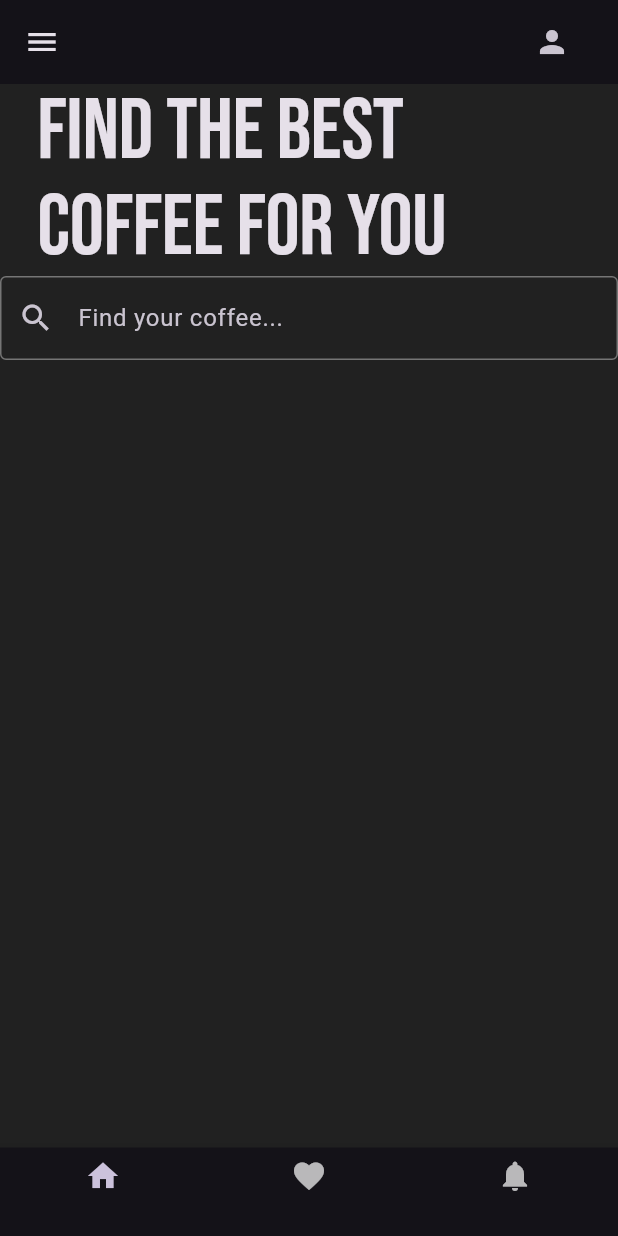
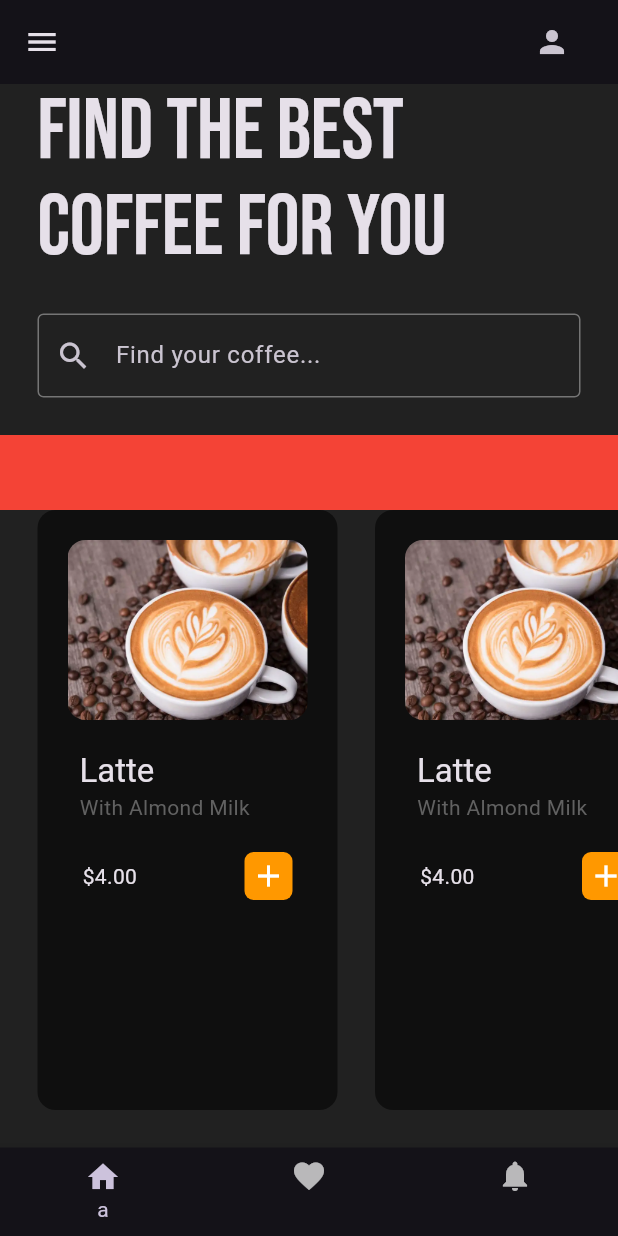
Before and after one commit to Ozm0z/coffeeAppUI_Clone, a Flutter app: the screen it shows after launch, on a phone screen of 412 x 824 dp. Run offline on Flutter 3.47's test engine with Material 3 defaults, Android fonts, the phone set to English and light mode, and no system bars; our stand-ins replace google_fonts.

Commit message:
Genel geliştirmeler yapıldı
Padding düzeltmeleri
coffee_tile düzeltmeleri yapıldı

```diff
--- a/coffee_app_ui_clone/lib/main.dart
+++ b/coffee_app_ui_clone/lib/main.dart
@@ -15,7 +15,7 @@ class MyApp extends StatelessWidget {
       debugShowCheckedModeBanner: false,
       title: 'Flutter Demo',
       theme: ThemeData(
-        //colorScheme: const ColorScheme.dark().copyWith(primary: ThemeColors.primaryColorOrange),
+        primarySwatch: Colors.orange, //olmuyo hala
         colorScheme: ThemeData.dark().colorScheme.copyWith(primary: ThemeColors.primaryColorOrange),
         brightness: Brightness.dark,
       )
--- a/coffee_app_ui_clone/lib/pages/home_page.dart
+++ b/coffee_app_ui_clone/lib/pages/home_page.dart
@@ -1,4 +1,5 @@
 import 'package:coffee_app_ui_clone/product/language/language_items.dart';
+import 'package:coffee_app_ui_clone/util/coffee_tile.dart';
 import 'package:flutter/material.dart';
 import 'package:google_fonts/google_fonts.dart';
 
@@ -42,13 +43,15 @@ class _HomePageState extends State<HomePage> {
                 //Theme.of(context).textTheme.displaySmall,
                 ),
           ),
-          const SizedBox(),
+          const SizedBox(height: 25),
 
           //SearchBar
-          TextField(
+          Padding(
+            padding: PaddingUtility.pagePaddingHorizontal,
+            child: TextField(
               decoration: InputDecoration(
                 hintText: LanguageItems().homeSearchHint,
-              prefixIcon: const Icon(Icons.search_outlined), //değişecek odakta böyle olacak
+                prefixIcon: const Icon(Icons.search_outlined), //değişecek odakta turuncu olacak
                 //prefixIconColor: ColorsUtility.themeOrange,
                 enabledBorder: OutlineInputBorder(
                     borderSide: BorderSide(color: ColorsUtility.themeGreyShade600)), //tıklamadanki border
@@ -58,6 +61,19 @@ class _HomePageState extends State<HomePage> {
                 ),
               ),
             ),
+          ),
+          const SizedBox(height: 25),
+
+          Container(
+            height: 50,
+            color: Colors.red,
+          ),
+
+          Expanded(
+              child: ListView(
+            scrollDirection: Axis.horizontal,
+            children: const [CoffeeTile(), CoffeeTile(), CoffeeTile()],
+          ))
         ],
       ),
       bottomNavigationBar: const _BottomNavBar(),
@@ -71,7 +87,7 @@ class _BottomNavBar extends StatelessWidget {
   @override
   Widget build(BuildContext context) {
     return BottomNavigationBar(items: const [
-      BottomNavigationBarItem(icon: Icon(Icons.home), label: ''),
+      BottomNavigationBarItem(icon: Icon(Icons.home), label: 'a'),
       BottomNavigationBarItem(icon: Icon(Icons.favorite), label: ''),
       BottomNavigationBarItem(icon: Icon(Icons.notifications), label: ''),
     ]);
@@ -80,13 +96,20 @@ class _BottomNavBar extends StatelessWidget {
 
 class ColorsUtility {
   static Color? backGroundMain = Colors.grey[900];
+  static Color? cardText = Colors.grey[700];
+  static Color themeGrey = Colors.grey;
   static Color themeOrange = Colors.orange;
   static Color themeGreyShade600 = Colors.grey.shade600;
+  static Color? cardColor = Colors.black54;
 }
 
 class PaddingUtility {
   static const pagePaddingRight = EdgeInsets.only(right: 20);
+  static const pagePaddingAll = EdgeInsets.all(20);
+  static const pagePaddingAll4 = EdgeInsets.all(4);
   static const pagePaddingHorizontal = EdgeInsets.symmetric(horizontal: 25);
+  static const pagePaddingVertHoriz = EdgeInsets.symmetric(vertical: 20, horizontal: 8);
+  static const pagePaddingCard = EdgeInsets.only(left: 25, bottom: 25);
 }
 
 class TextFieldDecoration {}
--- /dev/null
+++ b/coffee_app_ui_clone/lib/product/image_paths.dart
@@ -0,0 +1,5 @@
+class ImagePaths {
+  final String lattePng = 'assets/png/latte.png';
+  final String cappPng = 'assets/png/capp.png';
+  final String milkPng = 'assets/png/milk.png';
+}
--- /dev/null
+++ b/coffee_app_ui_clone/lib/util/coffee_tile.dart
@@ -0,0 +1,70 @@
+import 'package:coffee_app_ui_clone/pages/home_page.dart';
+import 'package:coffee_app_ui_clone/product/image_paths.dart';
+import 'package:flutter/material.dart';
+
+class CoffeeTile extends StatelessWidget {
+  const CoffeeTile({super.key});
+
+  @override
+  Widget build(BuildContext context) {
+    return Padding(
+      padding: PaddingUtility.pagePaddingCard,
+      child: Container(
+        padding: PaddingUtility.pagePaddingAll,
+        width: 200,
+        decoration: BoxDecoration(
+          borderRadius: RadiusOfBorders().circular12,
+          color: ColorsUtility.cardColor,
+        ),
+        child: Column(
+          crossAxisAlignment: CrossAxisAlignment.start,
+          children: [
+            //image
+            ClipRRect(
+              borderRadius: RadiusOfBorders().circular12,
+              child: Image.asset(ImagePaths().lattePng),
+            ),
+
+            //name
+            Padding(
+              padding: PaddingUtility.pagePaddingVertHoriz,
+              child: Column(
+                crossAxisAlignment: CrossAxisAlignment.start,
+                children: [
+                  Text(
+                    'Latte',
+                    style: Theme.of(context).textTheme.titleLarge,
+                  ),
+                  Text(
+                    'With Almond Milk',
+                    style: TextStyle(color: ColorsUtility.cardText),
+                  ),
+                ],
+              ),
+            ),
+
+            Padding(
+              padding: PaddingUtility.pagePaddingHorizontal.copyWith(left: 10, right: 10),
+              child: Row(
+                mainAxisAlignment: MainAxisAlignment.spaceBetween,
+                children: [
+                  const Text('\$4.00'),
+                  Container(
+                      padding: PaddingUtility.pagePaddingAll4,
+                      decoration:
+                          BoxDecoration(color: ColorsUtility.themeOrange, borderRadius: RadiusOfBorders().circular6),
+                      child: const Icon(Icons.add)),
+                ],
+              ),
+            )
+          ],
+        ),
+      ),
+    );
+  }
+}
+
+class RadiusOfBorders {
+  final circular12 = BorderRadius.circular(12);
+  final circular6 = BorderRadius.circular(6);
+}
--- a/coffee_app_ui_clone/pubspec.yaml
+++ b/coffee_app_ui_clone/pubspec.yaml
@@ -60,7 +60,8 @@ flutter:
   uses-material-design: true
 
   # To add assets to your application, add an assets section, like this:
-  # assets:
+  assets:
+    - assets/png/
   #   - images/a_dot_burr.jpeg
   #   - images/a_dot_ham.jpeg
 
```
Also changed, not shown: coffee_app_ui_clone/assets/png/latte.png (added). Lines whose indentation alone changed are shown as unchanged.
